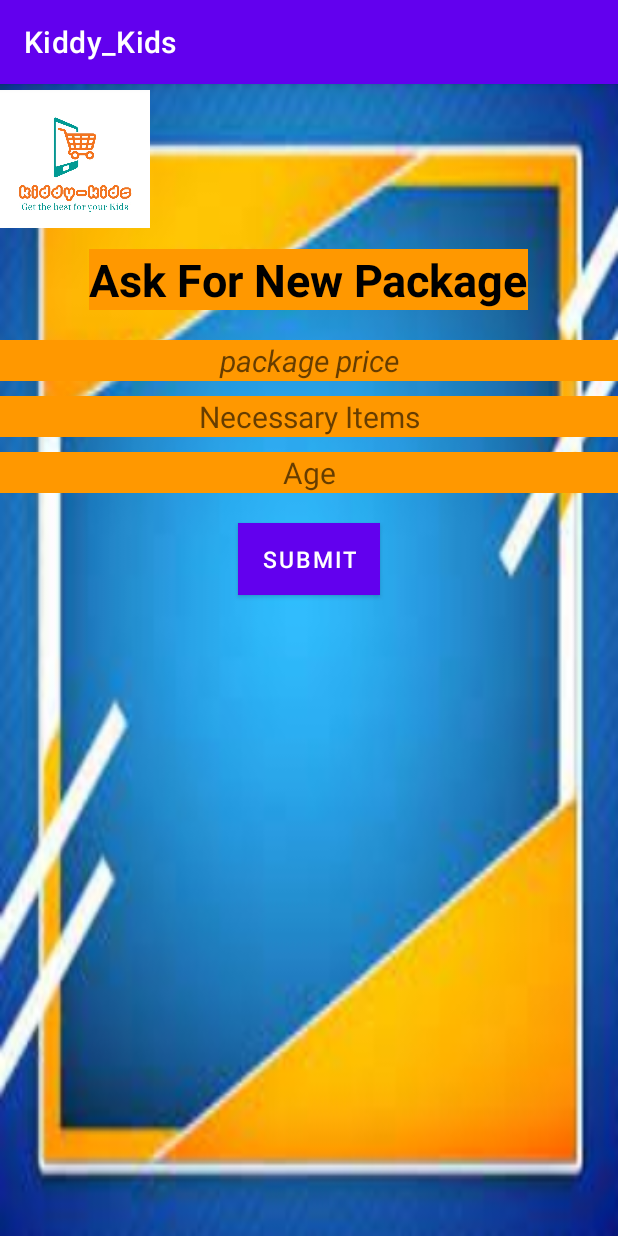
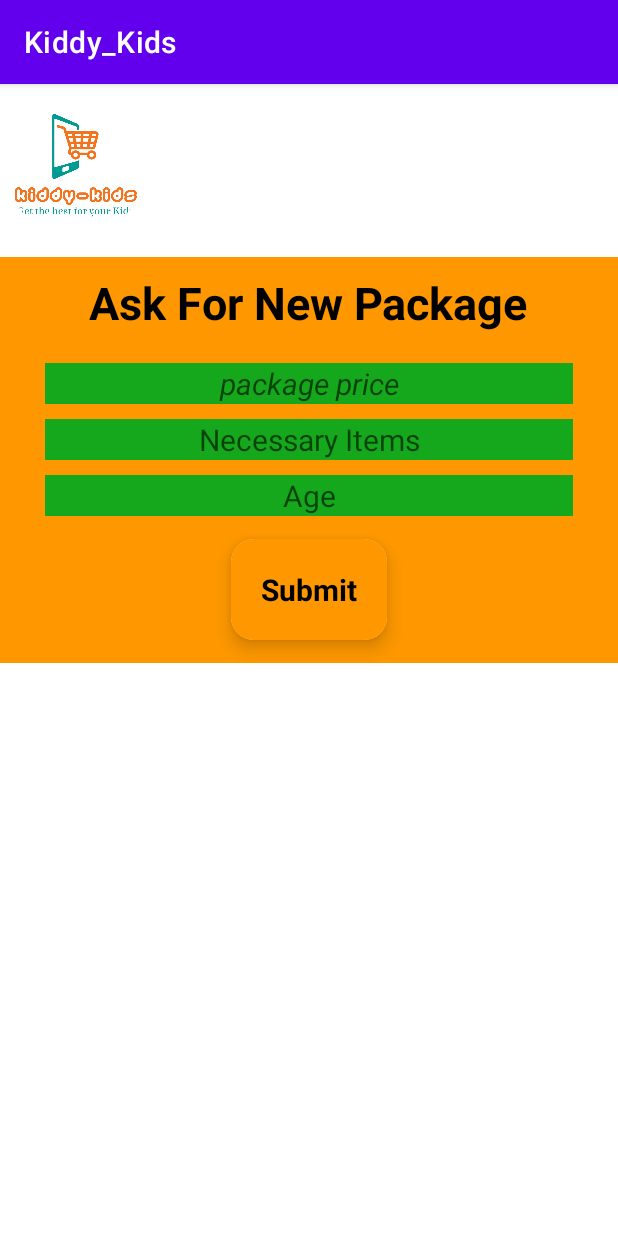
Before and after one commit to ANASZAIDULLAH/Kiddy_Kids2, an Android app: the CustomizePackage screen opened directly, with no data from a screen before it, on a phone screen of 412 x 824 dp. Run offline under Robolectric (Android 15) with nearby library versions, the phone set to English and light mode, and no system bars; our stand-ins replace CircleImageView.

Commit message:
Update Design (Anas Zaid)

```diff
--- a/app/src/main/java/com/example/kiddy_kids/CustomizePackage.java
+++ b/app/src/main/java/com/example/kiddy_kids/CustomizePackage.java
@@ -1,6 +1,7 @@
 package com.example.kiddy_kids;
 
 import androidx.appcompat.app.AppCompatActivity;
+import androidx.cardview.widget.CardView;
 
 import android.content.Intent;
 import android.os.Bundle;
@@ -12,7 +13,7 @@ import android.widget.Toast;
 public class CustomizePackage extends AppCompatActivity {
 
    private EditText text1, text, text3;
-    private Button submit;
+    private CardView submit;
    private DatabaseHelper DB;
     @Override
     protected void onCreate(Bundle savedInstanceState) {
@@ -24,7 +25,7 @@ public class CustomizePackage extends AppCompatActivity {
         text1= (EditText) findViewById(R.id.text1);
         text = (EditText) findViewById(R.id.text2);
         text3 =(EditText) findViewById(R.id.text3);
-        submit = (Button) findViewById(R.id.submit);
+        submit = (CardView) findViewById(R.id.submit);
 
 
 submit.setOnClickListener(new View.OnClickListener() {
--- a/app/src/main/java/com/example/kiddy_kids/packages.java
+++ b/app/src/main/java/com/example/kiddy_kids/packages.java
@@ -20,7 +20,7 @@ public class packages extends AppCompatActivity {
 
 
     RelativeLayout p1,p2,p3,p4,p5;
-    Button b;
+    CardView b;
     @Override
     protected void onCreate(Bundle savedInstanceState) {
         super.onCreate(savedInstanceState);
@@ -39,7 +39,7 @@ public class packages extends AppCompatActivity {
         });
 
 
-        b = (Button) findViewById(R.id.button);
+        b = (CardView) findViewById(R.id.button);
         b.setOnClickListener(new View.OnClickListener() {
             @Override
             public void onClick(View view) {
--- a/app/src/main/res/layout/activity_customize_package.xml
+++ b/app/src/main/res/layout/activity_customize_package.xml
@@ -4,12 +4,12 @@
     xmlns:tools="http://schemas.android.com/tools"
     android:layout_width="match_parent"
     android:layout_height="match_parent"
-    android:background="@drawable/backima"
+android:background="@color/white"
     android:orientation="vertical"
     tools:context=".CustomizePackage">
 
 
-    <ImageView
+    <de.hdodenhof.circleimageview.CircleImageView
         android:layout_width="100dp"
         android:layout_height="100dp"
         android:src="@drawable/klogo"
@@ -17,12 +17,17 @@
 
         />
 
+    <LinearLayout
+        android:layout_width="match_parent"
+        android:layout_height="wrap_content"
+        android:layout_marginTop="15dp"
+        android:background="#FF9800"
+        android:orientation="vertical">
     <TextView
         android:layout_width="wrap_content"
         android:layout_height="wrap_content"
         android:layout_gravity="center"
         android:layout_marginTop="10dp"
-        android:background="#FF9800"
         android:text="Ask For New Package"
         android:textColor="@color/black"
         android:textSize="30sp"
@@ -33,10 +38,12 @@
     <EditText
         android:layout_width="match_parent"
         android:layout_height="wrap_content"
-        android:background="#FF9800"
+        android:background="#16A81C"
         android:hint="package price"
         android:layout_gravity="center"
         android:gravity="center"
+        android:layout_marginLeft="30dp"
+        android:layout_marginRight="30dp"
         android:textStyle="italic"
         android:textSize="20sp"
         android:layout_marginTop="20dp"
@@ -51,9 +58,11 @@
         android:textColor="@color/black"
         android:textSize="20sp"
         android:layout_marginTop="10dp"
-        android:background="#FF9800"
+        android:background="#16A81C"
         android:layout_gravity="center"
         android:gravity="center"
+        android:layout_marginRight="30dp"
+        android:layout_marginLeft="30dp"
         android:id="@+id/text2"/>
 
     <EditText
@@ -63,20 +72,49 @@
         android:textColor="@color/black"
         android:textSize="20sp"
         android:layout_marginTop="10dp"
-        android:background="#FF9800"
+        android:background="#16A81C"
         android:layout_gravity="center"
         android:gravity="center"
+        android:layout_marginRight="30dp"
+        android:layout_marginLeft="30dp"
         android:id="@+id/text3"/>
 
 
-    <Button
-        android:layout_width="wrap_content"
-        android:layout_height="wrap_content"
-        android:text="Submit"
-        android:textSize="15dp"
-        android:background="#E80202"
-        android:textColor="@color/white"
-        android:id="@+id/submit"
-        android:layout_marginTop="20dp"
-        android:layout_gravity="center"/>
+
+
+
+        <androidx.cardview.widget.CardView
+            android:id="@+id/submit"
+            android:layout_width="wrap_content"
+            android:layout_height="wrap_content"
+            android:layout_columnWeight="1"
+            android:layout_rowWeight="1"
+            android:layout_gravity="center"
+            app:cardElevation="8dp"
+            app:cardCornerRadius="15dp"
+            android:layout_margin="15dp"
+            >
+
+            <LinearLayout
+                android:layout_width="match_parent"
+                android:layout_height="match_parent"
+                android:background="#FF9800"
+                android:gravity="center"
+                android:orientation="vertical"
+                android:padding="20sp">
+
+
+                <TextView
+                    android:layout_width="wrap_content"
+                    android:layout_height="wrap_content"
+                    android:text="Submit"
+                    android:textColor="@color/black"
+                    android:textSize="20sp"
+                    android:textStyle="bold" />
+            </LinearLayout>
+        </androidx.cardview.widget.CardView>
+
+
+
+    </LinearLayout>
 </LinearLayout>
--- a/app/src/main/res/layout/activity_first_b.xml
+++ b/app/src/main/res/layout/activity_first_b.xml
@@ -5,7 +5,7 @@
     android:layout_width="match_parent"
     android:layout_height="match_parent"
     tools:context=".FirstB"
-    android:background="@drawable/ground"
+    android:background="#FF9800"
     android:orientation="vertical">
 
     <LinearLayout
--- a/app/src/main/res/layout/activity_home_page.xml
+++ b/app/src/main/res/layout/activity_home_page.xml
@@ -4,7 +4,7 @@
     xmlns:tools="http://schemas.android.com/tools"
     android:layout_width="match_parent"
     android:layout_height="match_parent"
-    android:background="@drawable/ground"
+    android:background="#FF9800"
     tools:context=".HomePage">
 
     <LinearLayout
```
Also changed, not shown: app/src/main/res/layout/activity_boy.xml (+7 -7 lines), app/src/main/res/layout/activity_contactus.xml (+9 -0 lines), app/src/main/res/layout/activity_girls.xml (+27 -13 lines), app/src/main/res/layout/activity_packages.xml (+30 -8 lines).
